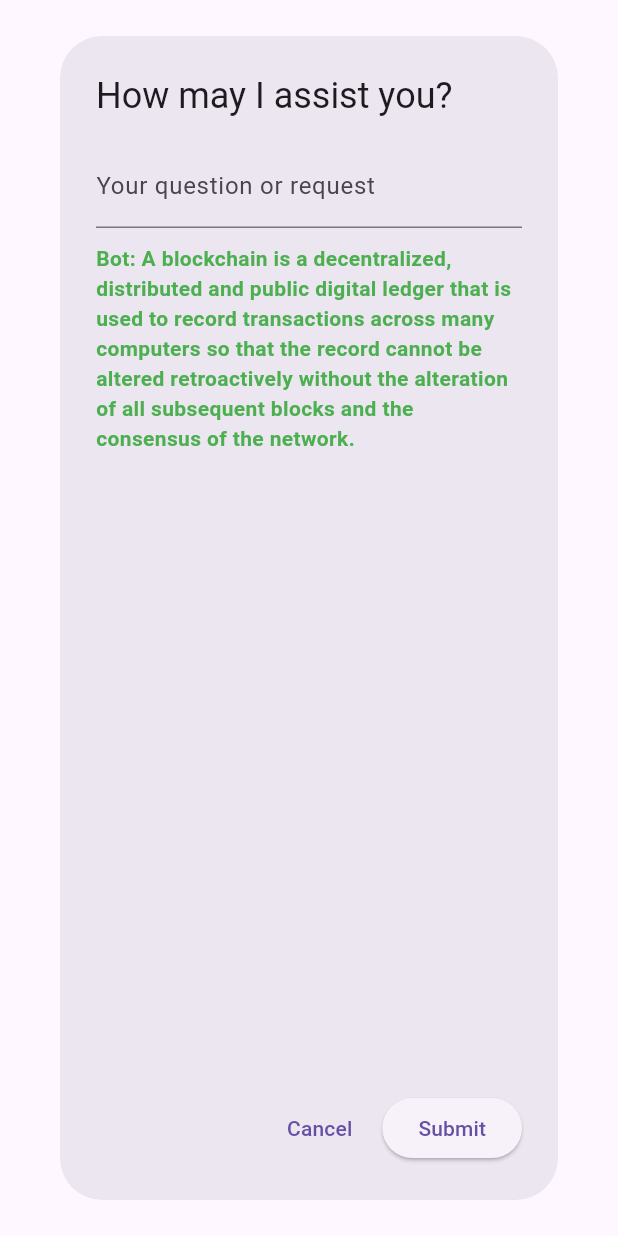
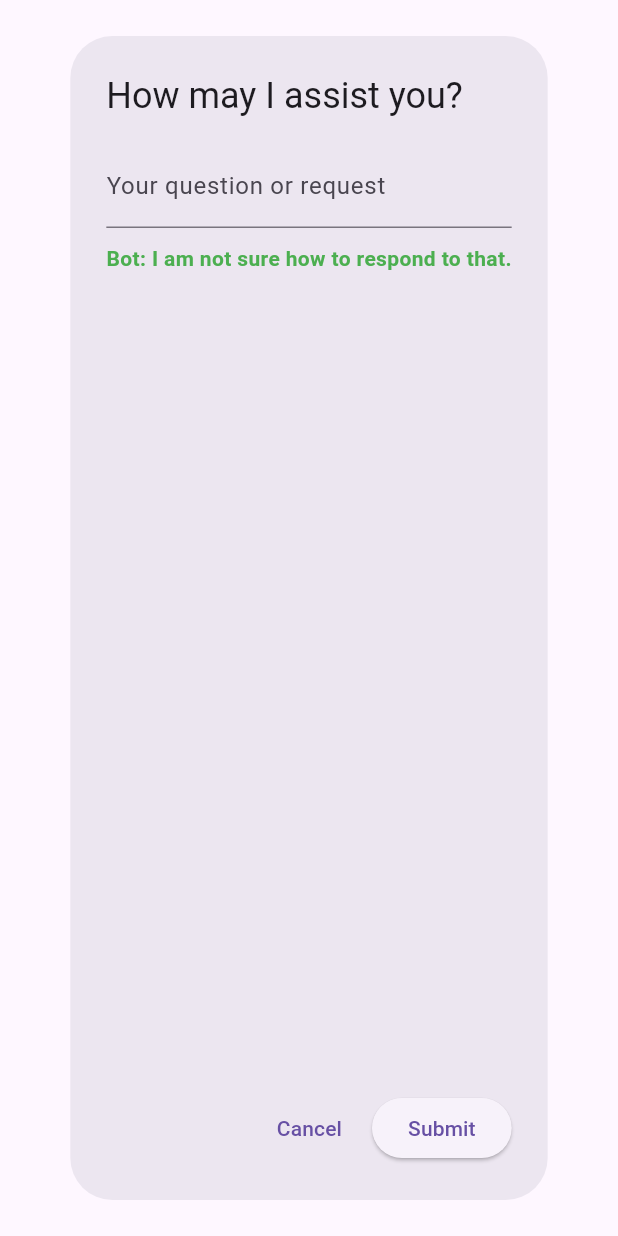
Before and after one commit to mixter3011/EZTicket_app, a Flutter app: the ChatBotDialog widget shown alone on an empty page, opened directly, after a tap on "Submit", on a phone screen of 412 x 824 dp. Run offline on Flutter 3.47's test engine with Material 3 defaults, Android fonts, the phone set to English and light mode, and no system bars; our stand-ins replace carousel_slider, hex, shared_preferences; missing offline and left inert: bip39, ed25519_hd_key, web3dart; accounts and stored records are empty.

Commit message:
final commit

```diff
--- a/lib/pages/wallet_page.dart
+++ b/lib/pages/wallet_page.dart
@@ -457,6 +457,26 @@ class _ChatBotDialogState extends State<ChatBotDialog> {
   TextEditingController _textFieldController = TextEditingController();
   String botResponse = '';
 
+  // Define a map to store predefined responses for specific queries
+  final Map<String, String> predefinedResponses = {
+    'What is NFT': 'NFT means non-fungible tokens (NFTs), which are generally created using the same type of programming used for cryptocurrencies. In simple terms, these cryptographic assets are based on blockchain technology. They cannot be exchanged or traded equivalently like other cryptographic assets.',
+    'What is blockchain': 'A blockchain is a decentralized, distributed and public digital ledger that is used to record transactions across many computers so that the record cannot be altered retroactively without the alteration of all subsequent blocks and the consensus of the network.',
+    // Add more predefined responses as needed
+  };
+
+  void _handleSubmission() {
+    // Process the user's input
+    String userQuery = _textFieldController.text;
+
+    // Look for predefined responses
+    String response = predefinedResponses[userQuery] ?? 'I am not sure how to respond to that.';
+
+    // Update the botResponse state to display the response
+    setState(() {
+      botResponse = response;
+    });
+  }
+
   @override
   Widget build(BuildContext context) {
     return AlertDialog(
@@ -486,20 +506,7 @@ class _ChatBotDialogState extends State<ChatBotDialog> {
           child: Text('Cancel'),
         ),
         ElevatedButton(
-          onPressed: () {
-            // Process the user's input
-            String userQuery = _textFieldController.text;
-            // You can handle user input and provide the bot's response here
-
-            // For now, we'll just print the bot's response
-            setState(() {
-              botResponse =
-                  "A blockchain is a decentralized, distributed and public digital ledger that is used to record transactions across many computers so that the record cannot be altered retroactively without the alteration of all subsequent blocks and the consensus of the network.";
-            });
-
-            // Close the dialog
-            // Navigator.of(context).pop();
-          },
+          onPressed: _handleSubmission,
           child: Text('Submit'),
         ),
       ],
```
Also changed, not shown: lib/pages/why_us.dart (+62 -2 lines).
